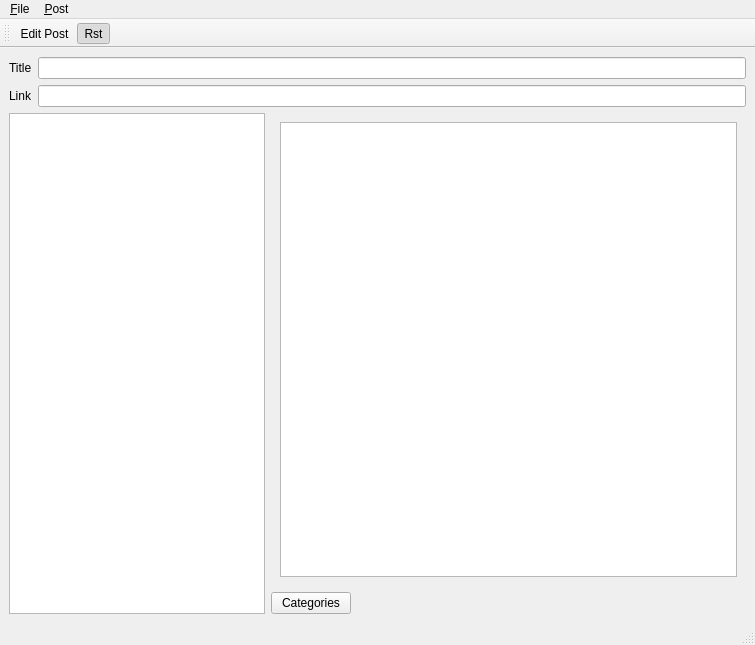
ralsina/ra-blog, file mainwindow.ui: the form before one commit.
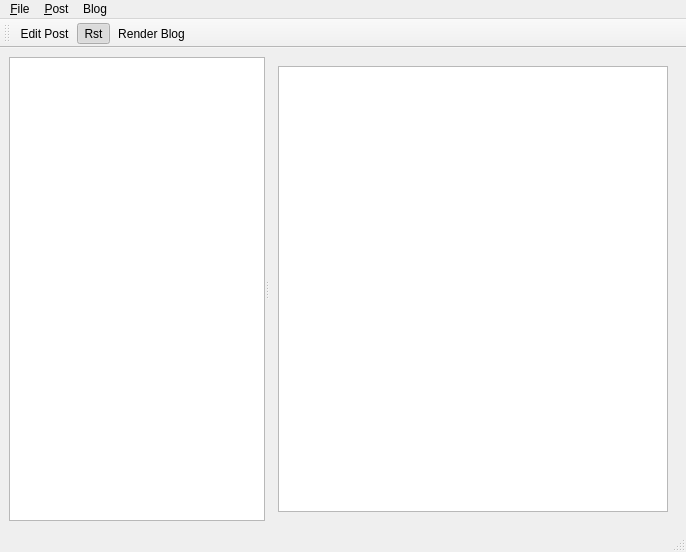
The form after the commit. The open tabs and pages were chosen to show the change. Icons and pictures are not drawn.

The edit to the form file:
```diff
--- a/mainwindow.ui
+++ b/mainwindow.ui
@@ -5,14 +5,71 @@
    <rect>
     <x>0</x>
     <y>0</y>
-    <width>755</width>
-    <height>645</height>
+    <width>686</width>
+    <height>552</height>
    </rect>
   </property>
   <property name="windowTitle" >
    <string>MainWindow</string>
   </property>
   <widget class="QWidget" name="centralwidget" >
+   <layout class="QHBoxLayout" >
+    <property name="margin" >
+     <number>9</number>
+    </property>
+    <property name="spacing" >
+     <number>6</number>
+    </property>
+    <item>
+     <widget class="QSplitter" name="splitter" >
+      <property name="orientation" >
+       <enum>Qt::Horizontal</enum>
+      </property>
+      <widget class="QTreeView" name="tree" >
+       <property name="sizePolicy" >
+        <sizepolicy>
+         <hsizetype>7</hsizetype>
+         <vsizetype>7</vsizetype>
+         <horstretch>0</horstretch>
+         <verstretch>0</verstretch>
+        </sizepolicy>
+       </property>
+       <property name="sortingEnabled" >
+        <bool>false</bool>
+       </property>
+       <property name="animated" >
+        <bool>false</bool>
+       </property>
+       <property name="allColumnsShowFocus" >
+        <bool>true</bool>
+       </property>
+      </widget>
+      <widget class="QStackedWidget" name="stack" >
+       <property name="sizePolicy" >
+        <sizepolicy>
+         <hsizetype>7</hsizetype>
+         <vsizetype>5</vsizetype>
+         <horstretch>2</horstretch>
+         <verstretch>0</verstretch>
+        </sizepolicy>
+       </property>
+       <property name="currentIndex" >
+        <number>1</number>
+       </property>
+       <widget class="QWidget" name="page_2" >
+        <layout class="QHBoxLayout" >
+         <property name="margin" >
+          <number>9</number>
+         </property>
+         <property name="spacing" >
+          <number>6</number>
+         </property>
+         <item>
+          <widget class="QTextBrowser" name="viewer" />
+         </item>
+        </layout>
+       </widget>
+       <widget class="QWidget" name="page" >
    <layout class="QVBoxLayout" >
     <property name="margin" >
      <number>9</number>
@@ -54,75 +111,8 @@
      </layout>
     </item>
     <item>
-     <layout class="QHBoxLayout" >
-      <property name="margin" >
-       <number>0</number>
-      </property>
-      <property name="spacing" >
-       <number>6</number>
-      </property>
-      <item>
-       <widget class="QTreeView" name="tree" >
-        <property name="sizePolicy" >
-         <sizepolicy>
-          <hsizetype>1</hsizetype>
-          <vsizetype>7</vsizetype>
-          <horstretch>0</horstretch>
-          <verstretch>0</verstretch>
-         </sizepolicy>
-        </property>
-        <property name="sortingEnabled" >
-         <bool>true</bool>
-        </property>
-        <property name="animated" >
-         <bool>false</bool>
-        </property>
-        <property name="allColumnsShowFocus" >
-         <bool>true</bool>
-        </property>
-       </widget>
-      </item>
-      <item>
-       <layout class="QVBoxLayout" >
-        <property name="margin" >
-         <number>0</number>
-        </property>
-        <property name="spacing" >
-         <number>6</number>
-        </property>
-        <item>
-         <widget class="QStackedWidget" name="stack" >
-          <property name="currentIndex" >
-           <number>0</number>
-          </property>
-          <widget class="QWidget" name="page_2" >
-           <layout class="QHBoxLayout" >
-            <property name="margin" >
-             <number>9</number>
-            </property>
-            <property name="spacing" >
-             <number>6</number>
-            </property>
-            <item>
-             <widget class="QTextBrowser" name="viewer" />
-            </item>
-           </layout>
-          </widget>
-          <widget class="QWidget" name="page" >
-           <layout class="QHBoxLayout" >
-            <property name="margin" >
-             <number>9</number>
-            </property>
-            <property name="spacing" >
-             <number>6</number>
-            </property>
-            <item>
              <widget class="QTextEdit" name="editor" />
             </item>
-           </layout>
-          </widget>
-         </widget>
-        </item>
         <item>
          <layout class="QHBoxLayout" >
           <property name="margin" >
@@ -132,35 +122,17 @@
            <number>6</number>
           </property>
           <item>
-           <widget class="QPushButton" name="pushButton" >
-            <property name="text" >
-             <string>Categories</string>
-            </property>
-           </widget>
+            <widget class="QLineEdit" name="categories" />
           </item>
           <item>
-           <widget class="QLabel" name="categories" >
-            <property name="sizePolicy" >
-             <sizepolicy>
-              <hsizetype>7</hsizetype>
-              <vsizetype>5</vsizetype>
-              <horstretch>0</horstretch>
-              <verstretch>0</verstretch>
-             </sizepolicy>
-            </property>
-            <property name="text" >
-             <string/>
-            </property>
-            <property name="buddy" >
-             <cstring>pushButton</cstring>
-            </property>
-           </widget>
+            <widget class="QDateTimeEdit" name="pubDate" />
           </item>
          </layout>
         </item>
        </layout>
-      </item>
-     </layout>
+       </widget>
+      </widget>
+     </widget>
     </item>
    </layout>
   </widget>
@@ -169,8 +141,8 @@
     <rect>
      <x>0</x>
      <y>0</y>
-     <width>755</width>
-     <height>32</height>
+     <width>686</width>
+     <height>31</height>
     </rect>
    </property>
    <widget class="QMenu" name="menu_File" >
@@ -187,8 +159,15 @@
     </property>
     <addaction name="actionEdit_Item" />
    </widget>
+   <widget class="QMenu" name="menuBlog" >
+    <property name="title" >
+     <string>Blog</string>
+    </property>
+    <addaction name="actionRender_Blog" />
+   </widget>
    <addaction name="menu_File" />
    <addaction name="menu_Post" />
+   <addaction name="menuBlog" />
   </widget>
   <widget class="QStatusBar" name="statusbar" />
   <widget class="QToolBar" name="toolBar" >
@@ -200,6 +179,7 @@
    </attribute>
    <addaction name="actionEdit_Item" />
    <addaction name="actionRst" />
+   <addaction name="actionRender_Blog" />
   </widget>
   <action name="actionEdit_Item" >
    <property name="checkable" >
@@ -231,6 +211,14 @@
     <string>Rst</string>
    </property>
   </action>
+  <action name="actionRender_Blog" >
+   <property name="icon" >
+    <iconset>../../../../../../../../opt/kde/share/icons/crystalsvg/32x32/actions/up.png</iconset>
+   </property>
+   <property name="text" >
+    <string>Render Blog</string>
+   </property>
+  </action>
  </widget>
  <resources/>
  <connections/>
```
Left out of the diff: 6 changed lines with no effect on the pictures. Lines whose indentation alone changed are shown as unchanged.
